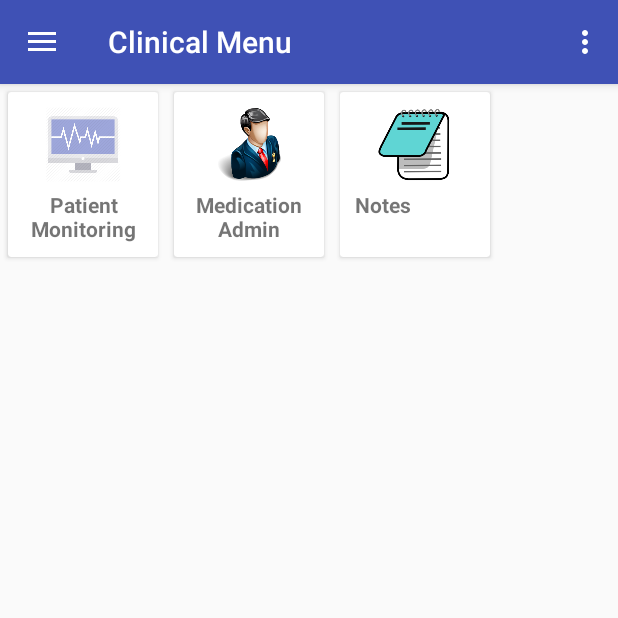
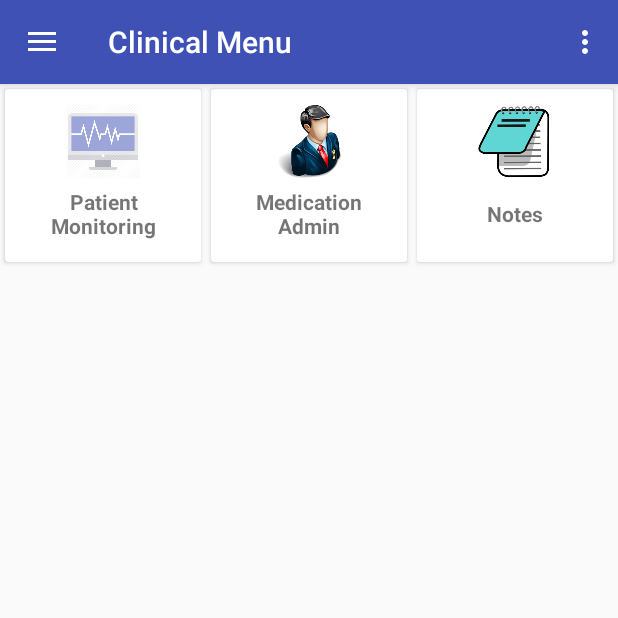
Before and after one commit to MughalMirza/Patient_Monitoring_System, an Android app: the screen it shows after launch (MainActivity), in the side drawer, after a tap on "Clinical Menu", on a phone screen of 412 x 824 dp, the top half of it. Run offline under Robolectric (Android 15) with nearby library versions, the phone set to English and light mode, and no system bars.

Commit message:
login and clinical menu front end finalized

```diff
--- a/app/src/main/res/layout/clinical_menu.xml
+++ b/app/src/main/res/layout/clinical_menu.xml
@@ -1,116 +1,122 @@
 <?xml version="1.0" encoding="utf-8"?>
-<ScrollView xmlns:android="http://schemas.android.com/apk/res/android"
-    android:layout_width="fill_parent"
-    android:layout_height="fill_parent"
+<LinearLayout xmlns:android="http://schemas.android.com/apk/res/android"
     xmlns:card_view="http://schemas.android.com/apk/res-auto"
-    android:fillViewport="true"
-    android:orientation="vertical">
-
-    <GridLayout
-        xmlns:android="http://schemas.android.com/apk/res/android"
     android:layout_width="match_parent"
     android:layout_height="wrap_content"
-        android:columnCount="3">
+    android:orientation="horizontal">
+
+    <LinearLayout
+        android:layout_width="match_parent"
+        android:layout_height="match_parent"
+        android:orientation="horizontal"
+        android:weightSum="3">
+
 
         <android.support.v7.widget.CardView
             android:id="@+id/card_view1"
-        android:layout_width="wrap_content"
-        android:layout_height="110dp"
-        android:layout_margin="5dp"
+            android:layout_height="115dp"
+            android:layout_margin="3dp"
+            android:layout_weight="1"
             card_view:cardCornerRadius="2dp"
-        card_view:contentPadding="10dp">
+            card_view:contentPadding="10dp"
+            android:layout_width="match_parent">
 
-        <RelativeLayout
-            android:layout_width="80dp"
-            android:layout_height="wrap_content">
+            <LinearLayout
+                android:layout_width="match_parent"
+                android:layout_height="match_parent"
+                android:layout_gravity="center"
+                android:orientation="vertical">
 
                 <android.support.v7.widget.AppCompatImageView
                     android:id="@+id/img"
                     android:src="@drawable/pm"
-                android:layout_width="wrap_content"
-                android:layout_height="50dp"
-                android:layout_alignParentTop="true" />
+                    android:layout_gravity="center"
+                    android:layout_width="80dp"
+                    android:layout_height="50dp" />
 
                 <TextView
                     android:id="@+id/textView"
-                android:gravity="center"
                     android:layout_marginTop="5dp"
                     android:text="Patient Monitoring"
                     android:layout_width="wrap_content"
                     android:layout_height="wrap_content"
-                android:layout_below="@+id/img"
+                    android:layout_gravity="center"
+                    android:gravity="center"
                     android:textStyle="bold"/>
 
-        </RelativeLayout>
+            </LinearLayout>
         </android.support.v7.widget.CardView>
-
 
         <android.support.v7.widget.CardView
             android:id="@+id/card_view2"
-            android:layout_width="wrap_content"
-            android:layout_height="110dp"
-            android:layout_margin="5dp"
+            android:layout_width="match_parent"
+            android:layout_height="115dp"
+            android:layout_margin="3dp"
             card_view:cardCornerRadius="2dp"
-            card_view:contentPadding="10dp">
+            card_view:contentPadding="10dp"
+            android:layout_weight="1">
 
-            <RelativeLayout
-                android:layout_width="80dp"
-                android:layout_height="wrap_content">
+            <LinearLayout
+                android:layout_width="match_parent"
+                android:layout_height="match_parent"
+                android:layout_gravity="center"
+                android:orientation="vertical">
 
                 <android.support.v7.widget.AppCompatImageView
                     android:id="@+id/img2"
                     android:src="@drawable/admin_icon"
                     android:layout_width="wrap_content"
-                    android:layout_height="50dp"
-                    android:layout_alignParentTop="true" />
+                    android:layout_gravity="center"
+                    android:layout_height="50dp" />
 
                 <TextView
                     android:id="@+id/textView2"
-                    android:gravity="center"
                     android:layout_marginTop="5dp"
                     android:text="Medication Admin"
                     android:layout_width="wrap_content"
                     android:layout_height="wrap_content"
-                    android:layout_below="@+id/img2"
+                    android:layout_gravity="center"
+                    android:gravity="center"
                     android:textStyle="bold"/>
 
-            </RelativeLayout>
+            </LinearLayout>
         </android.support.v7.widget.CardView>
-
 
         <android.support.v7.widget.CardView
             android:id="@+id/card_view3"
-            android:layout_width="wrap_content"
-            android:layout_height="110dp"
-            android:layout_margin="5dp"
+            android:layout_width="match_parent"
+            android:layout_height="115dp"
+            android:layout_margin="3dp"
             card_view:cardCornerRadius="2dp"
-            card_view:contentPadding="10dp">
+            card_view:contentPadding="10dp"
+            android:layout_weight="1">
 
-            <RelativeLayout
-                android:layout_width="80dp"
-                android:layout_height="wrap_content">
+            <LinearLayout
+                android:layout_width="match_parent"
+                android:layout_height="match_parent"
+                android:layout_gravity="center"
+                android:orientation="vertical">
 
                 <android.support.v7.widget.AppCompatImageView
                     android:id="@+id/img3"
                     android:src="@drawable/notepad"
                     android:layout_width="wrap_content"
-                    android:layout_height="50dp"
-                    android:layout_alignParentTop="true" />
+                    android:layout_gravity="center"
+                    android:layout_height="50dp" />
 
                 <TextView
                     android:id="@+id/textView3"
-                    android:gravity="center"
                     android:layout_marginTop="5dp"
                     android:text="Notes"
                     android:layout_width="wrap_content"
-                    android:layout_height="wrap_content"
-                    android:layout_below="@+id/img3"
+                    android:layout_height="35dp"
+                    android:layout_gravity="center"
+                    android:gravity="center"
                     android:textStyle="bold"/>
 
-            </RelativeLayout>
+            </LinearLayout>
         </android.support.v7.widget.CardView>
 
 
-
-</GridLayout>
-    </ScrollView>
+    </LinearLayout>
+</LinearLayout>
--- a/app/src/main/res/layout/login.xml
+++ b/app/src/main/res/layout/login.xml
@@ -8,8 +8,6 @@
 <LinearLayout xmlns:android="http://schemas.android.com/apk/res/android"
     android:layout_width="match_parent"
     android:layout_height="match_parent"
-    android:paddingLeft="16dp"
-    android:paddingRight="16dp"
     android:orientation="vertical"
     android:background="@color/theme">
 
@@ -18,7 +16,7 @@
         android:id="@+id/ecg_logo"
         android:layout_width="wrap_content"
         android:layout_height="wrap_content"
-        android:layout_marginTop="30dp"
+        android:layout_gravity="center"
         android:src="@drawable/ecg_logo"/>
 
     <android.support.v7.widget.AppCompatTextView
@@ -54,6 +52,7 @@
         android:layout_height="wrap_content"
         android:textColor="@color/white"
         android:textColorHint="@color/hint"
+
         android:backgroundTint="@color/content"
         android:hint="Enter password"/>
 
```
Lines whose indentation alone changed are shown as unchanged.
